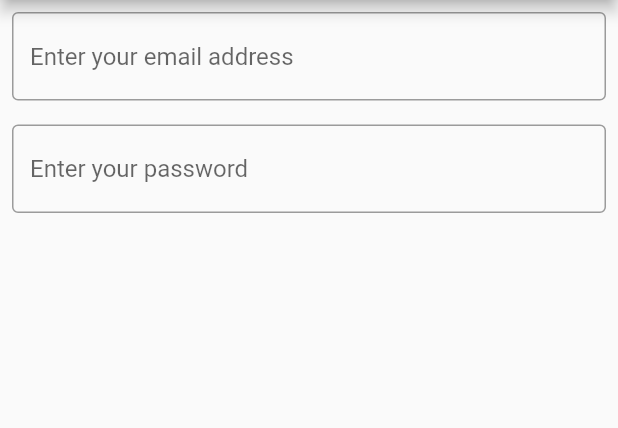
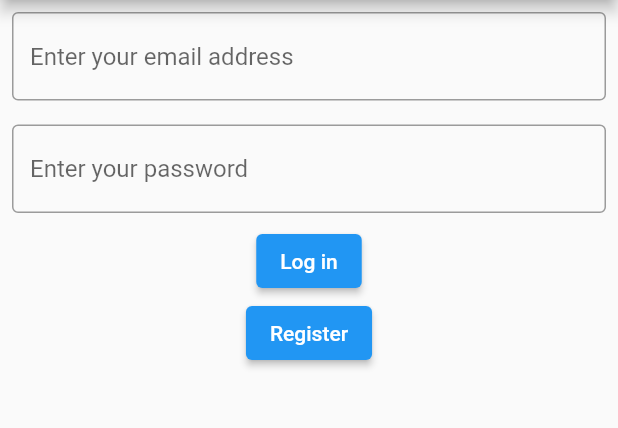
Before and after one commit to patekOnlyPrograms/travel_diary, a Flutter app: the screen it shows after launch, on a phone screen of 412 x 824 dp, the part 84-512 px from its top. Run offline on Flutter 3.47's test engine with Material 2 defaults, Android fonts, the phone set to English and light mode, and no system bars.

Commit message:
Added login and register buttons

```diff
--- /dev/null
+++ b/lib/TextBoxesButtons.dart
@@ -0,0 +1,31 @@
+import 'package:flutter/material.dart';
+
+class loginButtons extends StatefulWidget {
+  const loginButtons({ Key? key }) : super(key: key);
+
+  @override
+  State<StatefulWidget> createState(){
+    return _login_ButtonsState();
+  }
+}
+
+class _login_ButtonsState extends State<loginButtons> {
+  @override
+  Widget build(BuildContext context) {
+    return Center(
+      child: Column(
+        mainAxisSize: MainAxisSize.min,
+        children: <Widget>[
+          ElevatedButton(
+            onPressed: (){},
+            child: const Text('Log in'),
+            ),
+          ElevatedButton(
+            onPressed: (){},
+            child: const Text('Register')
+            ),
+        ],
+      ),
+    );
+  }
+}
--- a/lib/main.dart
+++ b/lib/main.dart
@@ -2,6 +2,7 @@
 
 import 'package:flutter/material.dart';
 import 'TextBoxes.dart';
+import 'TextBoxesButtons.dart';
 
 void main(){
   runApp(MyApp());
@@ -15,8 +16,10 @@ class MyApp extends StatelessWidget {
         appBar: AppBar(
           title: Text('Travel Diary'),
         ),
-        body: Column(children: [
-            LoginPage()
+        body: Column(
+          children: [
+            LoginPage(),
+            loginButtons()
         ],
         ),
       ),
```
